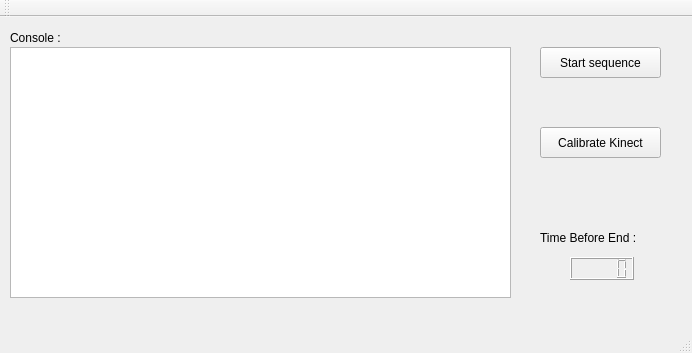
Qt form app/src/basestation/ui/mainwindow.ui (francisvalois/design3) before a commit.
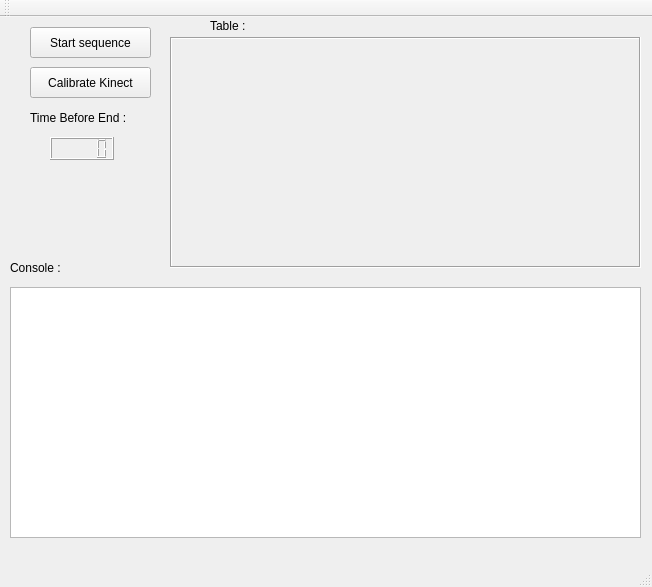
The same form after that commit.

Commit message: Gros refactoring: Déplacement de la logique de l'interface vers la baseStation, Simplifié les méthodes, Intégré la vue de la table directement dans l'interface

What changed in the file:
```diff
--- a/app/src/basestation/ui/mainwindow.ui
+++ b/app/src/basestation/ui/mainwindow.ui
@@ -6,8 +6,8 @@
    <rect>
     <x>0</x>
     <y>0</y>
-    <width>692</width>
-    <height>353</height>
+    <width>652</width>
+    <height>587</height>
    </rect>
   </property>
   <property name="windowTitle">
@@ -17,8 +17,8 @@
    <widget class="QPushButton" name="StartSequenceButton">
     <property name="geometry">
      <rect>
-      <x>540</x>
-      <y>30</y>
+      <x>30</x>
+      <y>10</y>
       <width>121</width>
       <height>31</height>
      </rect>
@@ -30,8 +30,8 @@
    <widget class="QLCDNumber" name="TimeBeforeEnd">
     <property name="geometry">
      <rect>
-      <x>570</x>
-      <y>240</y>
+      <x>50</x>
+      <y>120</y>
       <width>64</width>
       <height>23</height>
      </rect>
@@ -40,8 +40,8 @@
    <widget class="QLabel" name="label">
     <property name="geometry">
      <rect>
-      <x>540</x>
-      <y>210</y>
+      <x>30</x>
+      <y>90</y>
       <width>121</width>
       <height>21</height>
      </rect>
@@ -54,8 +54,8 @@
     <property name="geometry">
      <rect>
       <x>10</x>
-      <y>30</y>
-      <width>501</width>
+      <y>270</y>
+      <width>631</width>
       <height>251</height>
      </rect>
     </property>
@@ -64,7 +64,7 @@
     <property name="geometry">
      <rect>
       <x>10</x>
-      <y>10</y>
+      <y>240</y>
       <width>121</width>
       <height>21</height>
      </rect>
@@ -76,8 +76,8 @@
    <widget class="QPushButton" name="calibrateKinectButton">
     <property name="geometry">
      <rect>
-      <x>540</x>
-      <y>110</y>
+      <x>30</x>
+      <y>50</y>
       <width>121</width>
       <height>31</height>
      </rect>
@@ -86,6 +86,47 @@
      <string>Calibrate Kinect</string>
     </property>
    </widget>
+   <widget class="QLabel" name="tableImage">
+    <property name="geometry">
+     <rect>
+      <x>170</x>
+      <y>20</y>
+      <width>471</width>
+      <height>231</height>
+     </rect>
+    </property>
+    <property name="frameShape">
+     <enum>QFrame::Box</enum>
+    </property>
+    <property name="frameShadow">
+     <enum>QFrame::Sunken</enum>
+    </property>
+    <property name="lineWidth">
+     <number>1</number>
+    </property>
+    <property name="midLineWidth">
+     <number>0</number>
+    </property>
+    <property name="text">
+     <string/>
+    </property>
+    <property name="alignment">
+     <set>Qt::AlignCenter</set>
+    </property>
+   </widget>
+   <widget class="QLabel" name="label_3">
+    <property name="geometry">
+     <rect>
+      <x>210</x>
+      <y>0</y>
+      <width>66</width>
+      <height>17</height>
+     </rect>
+    </property>
+    <property name="text">
+     <string>Table :</string>
+    </property>
+   </widget>
   </widget>
   <widget class="QMenuBar" name="menuBar">
    <property name="geometry">
```
Left out of the diff: 2 changed lines with no effect on the pictures. The commit also changes 4 other files.
